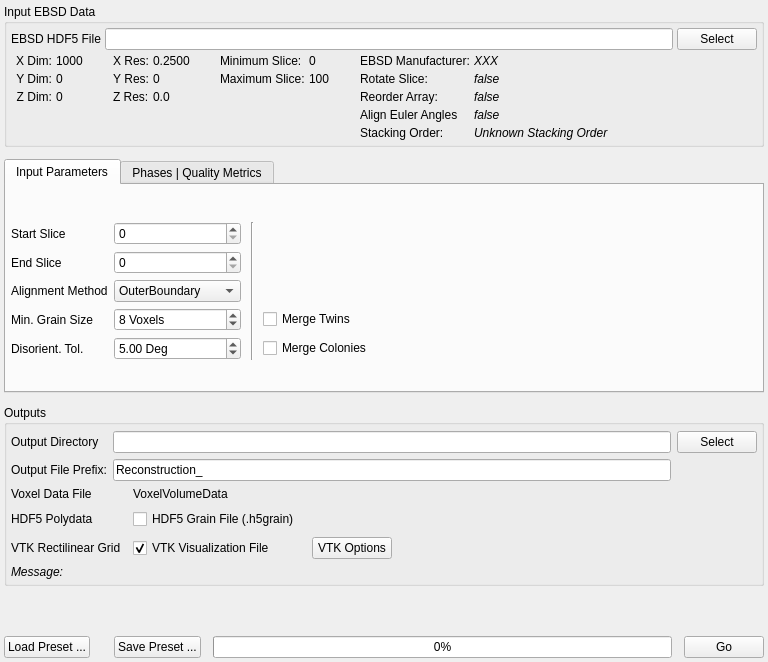
First picture: the form in Source/Plugins/Reconstruction/UI/ReconstructionWidget.ui, repository BlueQuartzSoftware/DREAM3D, before the edit.
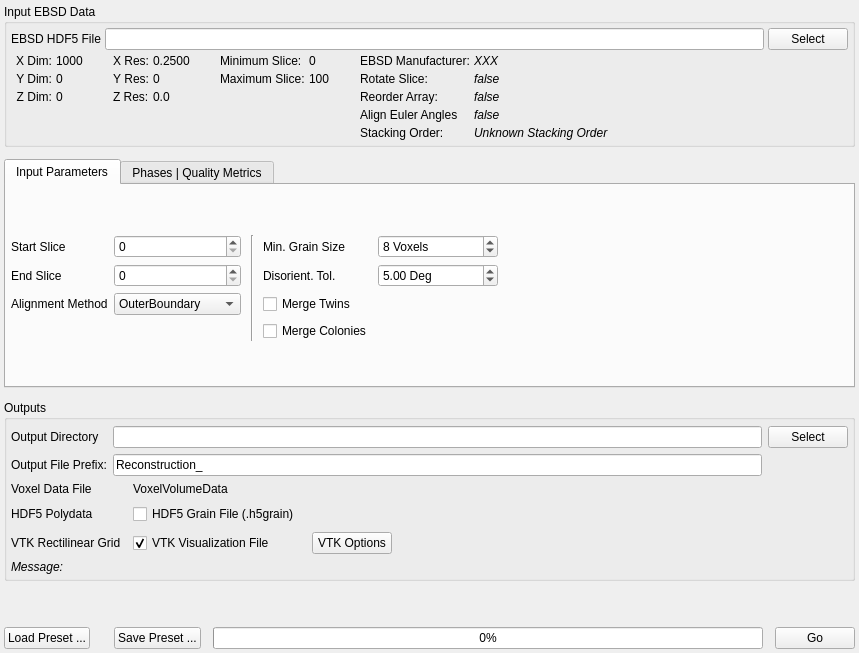
Second picture: the form after the edit. Icons and pictures are not drawn. Custom widgets are drawn as their Qt base class.

Commit message: Tweaking the reconstructioni GUI to save some space

Diff of the .ui file:
```diff
--- a/Source/Plugins/Reconstruction/UI/ReconstructionWidget.ui
+++ b/Source/Plugins/Reconstruction/UI/ReconstructionWidget.ui
@@ -6,8 +6,8 @@
    <rect>
     <x>0</x>
     <y>0</y>
-    <width>768</width>
-    <height>662</height>
+    <width>859</width>
+    <height>653</height>
    </rect>
   </property>
   <property name="sizePolicy">
@@ -435,7 +435,7 @@
         <number>3</number>
        </property>
        <item>
-        <layout class="QGridLayout" name="gridLayout_6" rowstretch="1,1,1,1,1">
+        <layout class="QGridLayout" name="gridLayout_6" rowstretch="1,1,1,1">
          <property name="rightMargin">
           <number>10</number>
          </property>
@@ -502,14 +502,14 @@
            </item>
           </widget>
          </item>
-         <item row="3" column="0">
+         <item row="0" column="3">
           <widget class="QLabel" name="label_8">
            <property name="text">
             <string>Min. Grain Size</string>
            </property>
           </widget>
          </item>
-         <item row="3" column="1">
+         <item row="0" column="4">
           <widget class="QSpinBox" name="m_MinAllowedGrainSize">
            <property name="suffix">
             <string> Voxels</string>
@@ -525,14 +525,14 @@
            </property>
           </widget>
          </item>
-         <item row="4" column="0">
+         <item row="1" column="3">
           <widget class="QLabel" name="label_10">
            <property name="text">
             <string>Disorient. Tol.</string>
            </property>
           </widget>
          </item>
-         <item row="4" column="1">
+         <item row="1" column="4">
           <widget class="QDoubleSpinBox" name="m_MisOrientationTolerance">
            <property name="minimumSize">
             <size>
@@ -557,20 +557,21 @@
            </property>
           </widget>
          </item>
-         <item row="0" column="2" rowspan="5">
-          <widget class="Line" name="line_2">
-           <property name="minimumSize">
-            <size>
-             <width>10</width>
-             <height>0</height>
-            </size>
+         <item row="2" column="3">
+          <widget class="QCheckBox" name="m_MergeTwins">
+           <property name="text">
+            <string>Merge Twins</string>
            </property>
-           <property name="orientation">
-            <enum>Qt::Vertical</enum>
+          </widget>
+         </item>
+         <item row="3" column="3">
+          <widget class="QCheckBox" name="m_MergeColonies">
+           <property name="text">
+            <string>Merge Colonies</string>
            </property>
           </widget>
          </item>
-         <item row="0" column="4" rowspan="5">
+         <item row="0" column="5" rowspan="4">
           <spacer name="horizontalSpacer">
            <property name="orientation">
             <enum>Qt::Horizontal</enum>
@@ -583,17 +584,16 @@
            </property>
           </spacer>
          </item>
-         <item row="3" column="3">
-          <widget class="QCheckBox" name="m_MergeTwins">
-           <property name="text">
-            <string>Merge Twins</string>
+         <item row="0" column="2" rowspan="4">
+          <widget class="Line" name="line_2">
+           <property name="minimumSize">
+            <size>
+             <width>10</width>
+             <height>0</height>
+            </size>
            </property>
-          </widget>
-         </item>
-         <item row="4" column="3">
-          <widget class="QCheckBox" name="m_MergeColonies">
-           <property name="text">
-            <string>Merge Colonies</string>
+           <property name="orientation">
+            <enum>Qt::Vertical</enum>
            </property>
           </widget>
          </item>
```
Left out of the diff: 6 changed lines with no effect on the pictures.
